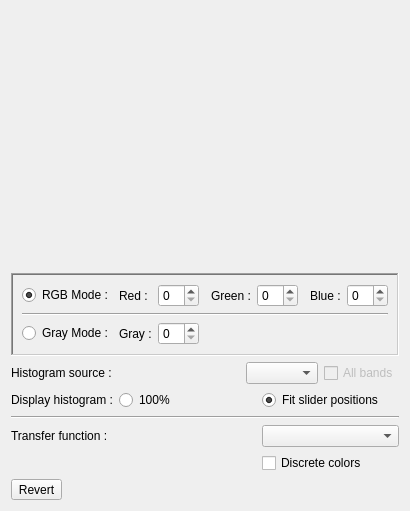
Before: the Qt Designer form Lib/Gui/HistogramRendererView.ui in vfdev-5/GeoImageViewer, drawn with Qt 5.
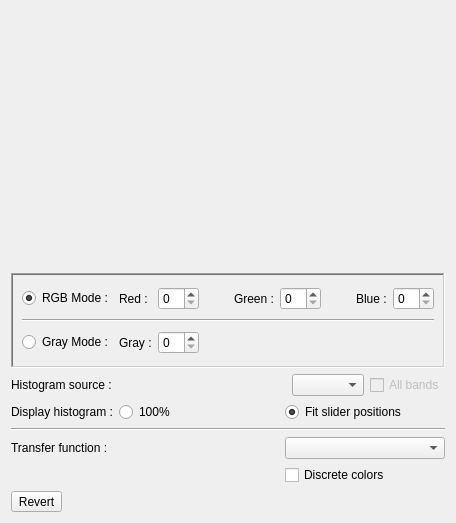
After: the same form once the commit is applied. Custom widgets are drawn as their Qt base class.

Diff of the .ui file:
```diff
--- a/Lib/Gui/HistogramRendererView.ui
+++ b/Lib/Gui/HistogramRendererView.ui
@@ -6,8 +6,8 @@
    <rect>
     <x>0</x>
     <y>0</y>
-    <width>374</width>
-    <height>491</height>
+    <width>456</width>
+    <height>523</height>
    </rect>
   </property>
   <property name="windowTitle">
```
Left out of the diff: 6 changed lines with no effect on the pictures.
